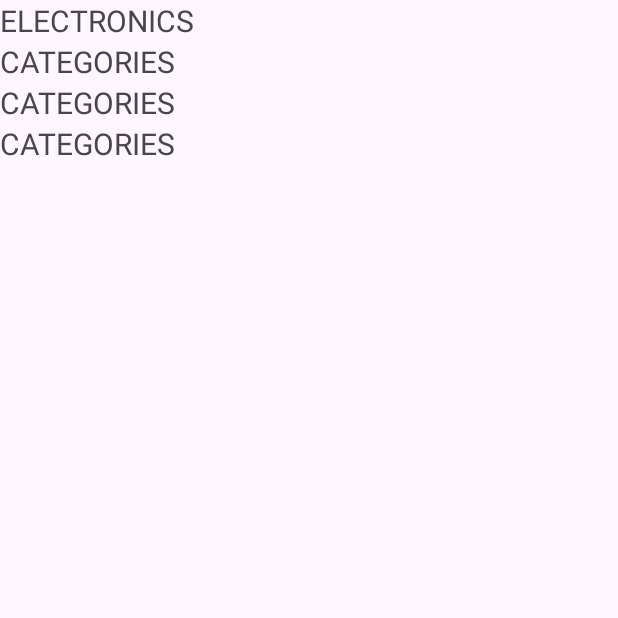
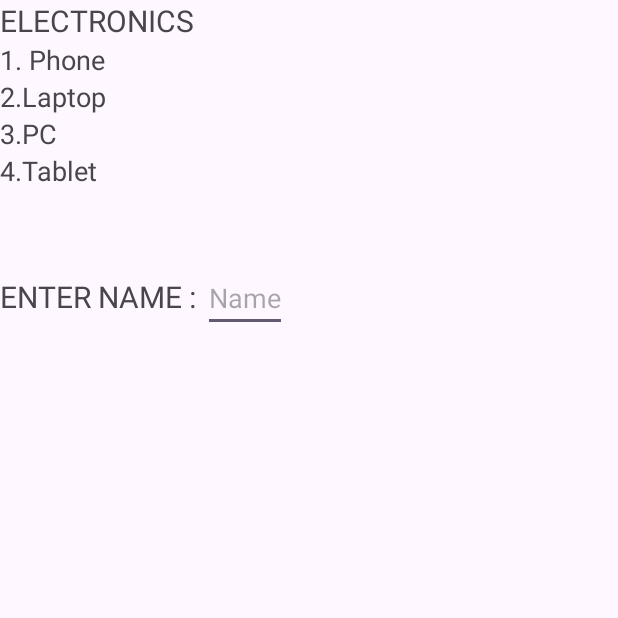
Before and after one commit to raveena-projects/LayoutDemo, an Android app: the screen it shows after launch (MainActivity), on a phone screen of 412 x 824 dp, the top half of it. Run offline under Robolectric (Android 15) with nearby library versions, the phone set to English and light mode, and no system bars.

```diff
--- a/app/src/main/AndroidManifest.xml
+++ b/app/src/main/AndroidManifest.xml
@@ -13,6 +13,9 @@
         android:theme="@style/Theme.LayoutDemo"
         tools:targetApi="31">
         <activity
+            android:name=".RelativeLayout"
+            android:exported="false" />
+        <activity
             android:name=".MainActivity"
             android:exported="true">
             <intent-filter>
--- a/app/src/main/res/layout/activity_main.xml
+++ b/app/src/main/res/layout/activity_main.xml
@@ -1,4 +1,3 @@
-<?xml version="1.0" encoding="utf-8"?>
 <LinearLayout xmlns:android="http://schemas.android.com/apk/res/android"
     xmlns:app="http://schemas.android.com/apk/res-auto"
     xmlns:tools="http://schemas.android.com/tools"
@@ -6,7 +5,12 @@
     android:layout_width="match_parent"
     android:layout_height="match_parent"
     android:orientation="vertical"
+    android:padding="50dp"
     tools:context=".MainActivity">
+    <LinearLayout
+        android:layout_width="wrap_content"
+        android:layout_height="wrap_content"
+        android:orientation="vertical">
         <TextView
             android:layout_width="wrap_content"
             android:layout_height="wrap_content"
@@ -16,20 +20,40 @@
         <TextView
             android:layout_width="wrap_content"
             android:layout_height="wrap_content"
-        android:text="Categories"
-        android:textAllCaps="true"
-        android:textSize="20sp"/>
+            android:text="1. Phone"
+            android:textSize="18sp"/>
         <TextView
             android:layout_width="wrap_content"
             android:layout_height="wrap_content"
-        android:text="Categories"
-        android:textAllCaps="true"
-        android:textSize="20sp"/>
+            android:text="2.Laptop"
+            android:textSize="18sp"/>
         <TextView
             android:layout_width="wrap_content"
             android:layout_height="wrap_content"
-        android:text="Categories"
+            android:text="3.PC"
+            android:textSize="18sp"/>
+        <TextView
+            android:layout_width="wrap_content"
+            android:layout_height="wrap_content"
+            android:text="4.Tablet"
+            android:textSize="18sp"/>
+    </LinearLayout>
+    <LinearLayout
+        android:layout_width="wrap_content"
+        android:orientation="horizontal"
+        android:paddingTop="50dp"
+        android:layout_height="wrap_content">
+        <TextView
+            android:layout_width="wrap_content"
+            android:layout_height="wrap_content"
+            android:text="Enter Name : "
             android:textAllCaps="true"
             android:textSize="20sp"/>
-
+        <EditText
+            android:layout_width="wrap_content"
+            android:layout_height="wrap_content"
+            android:textSize="18sp"
+            android:hint="Name"
+            ></EditText>
     </LinearLayout>
+</LinearLayout>
```
Also changed, not shown: app/src/main/java/com/example/layoutdemo/RelativeLayout.java (added, +24 -0 lines), app/src/main/res/layout/activity_relative_layout.xml (added, +47 -0 lines). Lines whose indentation alone changed are shown as unchanged.
